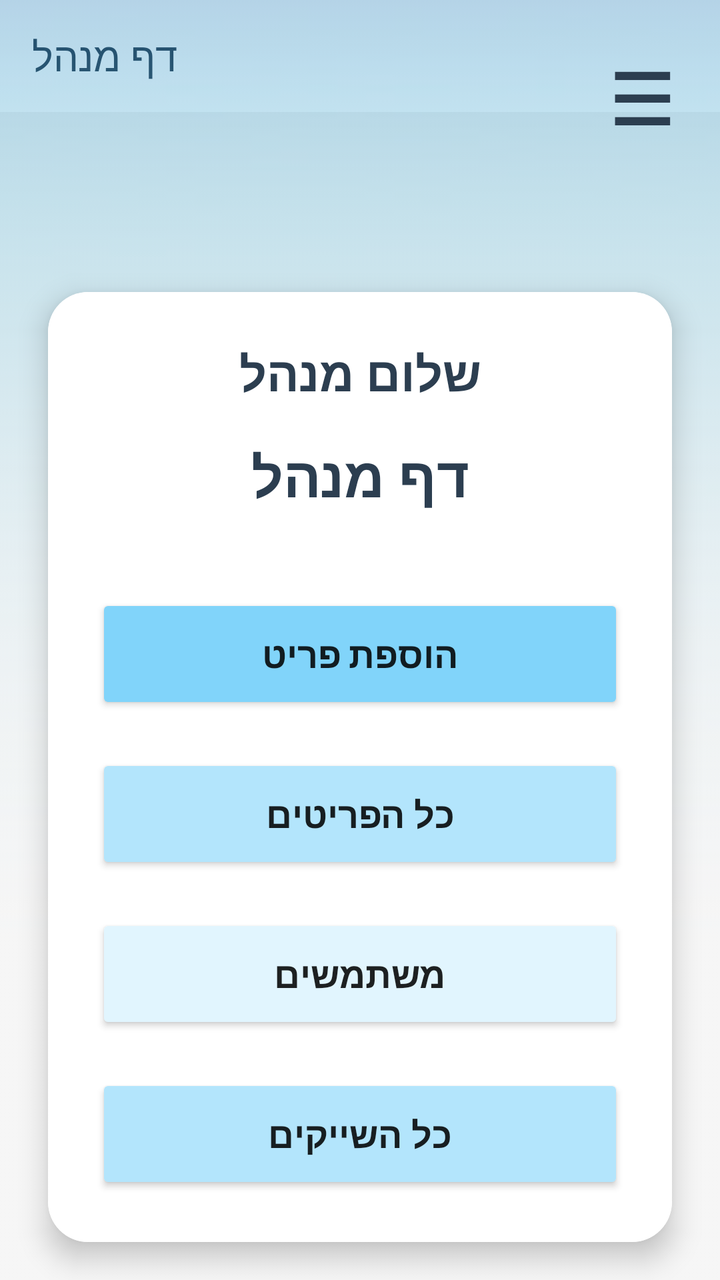
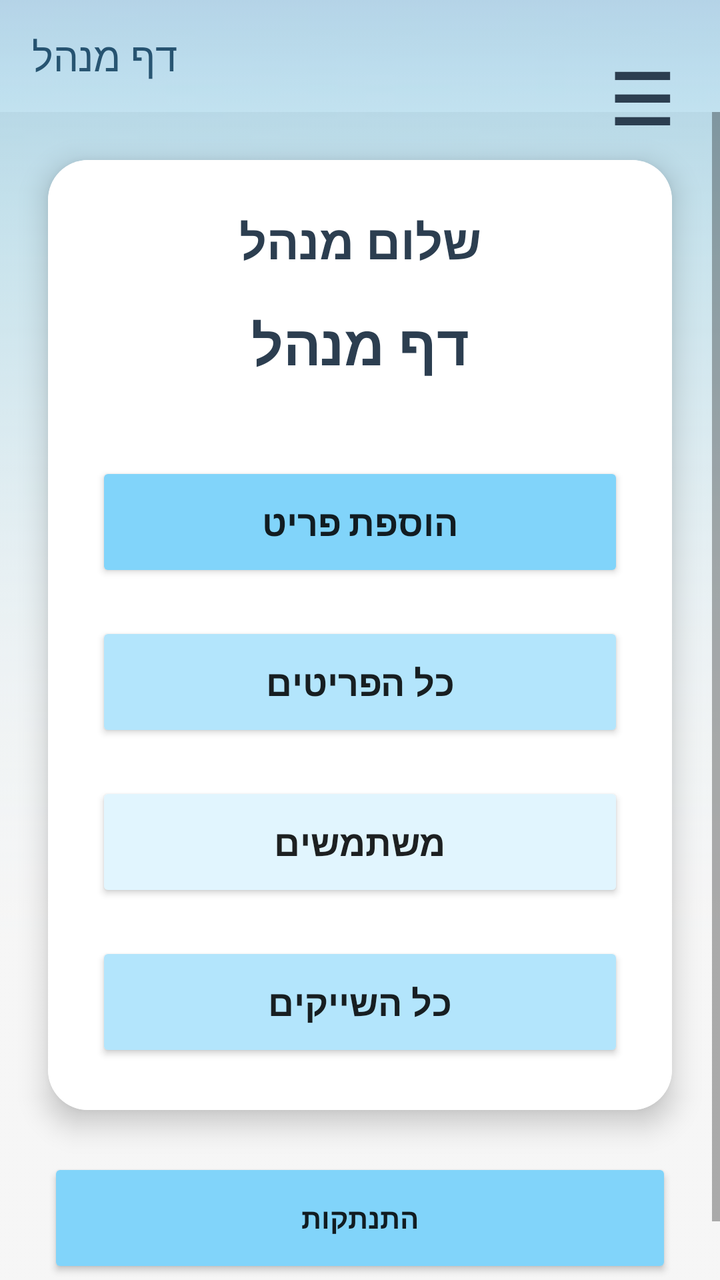

Two renders of the same Android screen: before a commit and after it. Below are the layout's source before the change and the commit's diff.
<!-- AndroidManifest.xml: application theme Theme.MyFinalProject -->
<!-- res/layout/activity_admin_page.xml -->
<?xml version="1.0" encoding="utf-8"?>
<androidx.constraintlayout.widget.ConstraintLayout
    xmlns:android="http://schemas.android.com/apk/res/android"
    xmlns:app="http://schemas.android.com/apk/res-auto"
    xmlns:tools="http://schemas.android.com/tools"
    android:id="@+id/main"
    android:layout_width="match_parent"
    android:layout_height="match_parent"
    android:background="#F2F2F2"
    tools:context=".AdminPage">

    
    <com.google.android.material.appbar.MaterialToolbar
        android:id="@+id/toolbar"
        android:layout_width="0dp"
        android:layout_height="?attr/actionBarSize"
        android:background="#FFFFFF"
        app:title="דף מנהל"
        app:titleTextColor="#2C3E50"
        app:layout_constraintTop_toTopOf="parent"
        app:layout_constraintStart_toStartOf="parent"
        app:layout_constraintEnd_toEndOf="parent"/>

    <ImageView
        android:id="@+id/backgroundImage"
        android:layout_width="match_parent"
        android:layout_height="match_parent"
        android:scaleType="centerCrop"
        android:src="@drawable/backhome1"
        android:alpha="0.3"
        app:layout_constraintTop_toTopOf="parent"
        app:layout_constraintBottom_toBottomOf="parent"
        app:layout_constraintStart_toStartOf="parent"
        app:layout_constraintEnd_toEndOf="parent"/>

    <TextView
        android:id="@+id/btnHamburgerMenu"
        android:layout_width="wrap_content"
        android:layout_height="wrap_content"
        android:layout_margin="16dp"
        android:padding="8dp"
        android:text="☰"
        android:textColor="#2C3E50"
        android:textSize="36sp"
        android:textStyle="bold"
        app:layout_constraintTop_toTopOf="parent"
        app:layout_constraintEnd_toEndOf="parent" />

    <androidx.cardview.widget.CardView
        android:id="@+id/adminPanelCard"
        android:layout_width="match_parent"
        android:layout_height="wrap_content"
        android:layout_marginHorizontal="24dp"
        android:layout_marginTop="90dp"
        app:cardCornerRadius="20dp"
        app:cardElevation="8dp"
        app:layout_constraintTop_toBottomOf="@id/toolbar"
        app:layout_constraintStart_toStartOf="parent"
        app:layout_constraintEnd_toEndOf="parent">

        <LinearLayout
            android:layout_width="match_parent"
            android:layout_height="wrap_content"
            android:orientation="vertical"
            android:padding="24dp"
            android:background="#FFFFFF">

            
            <TextView
                android:id="@+id/tvGreeting"
                android:layout_width="match_parent"
                android:layout_height="wrap_content"
                android:text="שלום מנהל"
                android:textSize="24sp"
                android:textStyle="bold"
                android:textColor="#2C3E50"
                android:gravity="center"
                android:layout_marginBottom="16dp"/>

            <TextView
                android:id="@+id/adminTitle"
                android:layout_width="match_parent"
                android:layout_height="wrap_content"
                android:text="דף מנהל"
                android:textSize="28sp"
                android:textStyle="bold"
                android:gravity="center"
                android:layout_marginBottom="40dp"
                android:textColor="#2C3E50"/>

            
            <Button
                android:id="@+id/btnAddItem"
                android:layout_width="match_parent"
                android:layout_height="60dp"
                android:text="הוספת פריט"
                android:layout_marginBottom="20dp"
                android:textStyle="bold"
                android:textSize="18sp"
                android:backgroundTint="#81D4FA"/>

            <Button
                android:id="@+id/btnItems"
                android:layout_width="match_parent"
                android:layout_height="60dp"
                android:text="כל הפריטים"
                android:layout_marginBottom="20dp"
                android:textStyle="bold"
                android:textSize="18sp"
                android:backgroundTint="#B3E5FC"/>

            <Button
                android:id="@+id/btnUserTable"
                android:layout_width="match_parent"
                android:layout_height="60dp"
                android:text="משתמשים"
                android:layout_marginBottom="20dp"
                android:textStyle="bold"
                android:textSize="18sp"
                android:backgroundTint="#E1F5FE"/>

            <Button
                android:id="@+id/btnAllShakes"
                android:layout_width="match_parent"
                android:layout_height="60dp"
                android:text="כל השייקים"
                android:textStyle="bold"
                android:textSize="18sp"
                android:backgroundTint="#B3E5FC"/>

        </LinearLayout>
    </androidx.cardview.widget.CardView>

    
    <Button
        android:id="@+id/btnLogout"
        android:layout_width="match_parent"
        android:layout_height="60dp"
        android:text="התנתקות"
        android:textStyle="bold"
        android:layout_marginHorizontal="24dp"
        android:layout_marginTop="20dp"
        android:backgroundTint="#81D4FA"
        app:layout_constraintTop_toBottomOf="@id/adminPanelCard"
        app:layout_constraintStart_toStartOf="parent"
        app:layout_constraintEnd_toEndOf="parent"/>

</androidx.constraintlayout.widget.ConstraintLayout>
<!-- resources referenced by this layout -->
<resources>
  <!-- drawable backhome1: jpg bitmap (drawable, 11164 bytes) -->
  <style name="Theme.MyFinalProject" parent="Base.Theme.MyFinalProject" />
  <style name="Base.Theme.MyFinalProject" parent="Theme.AppCompat.DayNight.NoActionBar">
          
          
      </style>
</resources>

<!-- the commit's change to res/layout/activity_admin_page.xml (unified diff, before → after) -->
@@ -9,7 +9,6 @@
     android:background="#F2F2F2"
     tools:context=".AdminPage">
 
-    
     <com.google.android.material.appbar.MaterialToolbar
         android:id="@+id/toolbar"
         android:layout_width="0dp"
@@ -46,15 +45,12 @@
         app:layout_constraintTop_toTopOf="parent"
         app:layout_constraintEnd_toEndOf="parent" />
 
-    <androidx.cardview.widget.CardView
-        android:id="@+id/adminPanelCard"
-        android:layout_width="match_parent"
-        android:layout_height="wrap_content"
-        android:layout_marginHorizontal="24dp"
-        android:layout_marginTop="90dp"
-        app:cardCornerRadius="20dp"
-        app:cardElevation="8dp"
+    <ScrollView
+        android:layout_width="0dp"
+        android:layout_height="0dp"
+        android:fillViewport="true"
         app:layout_constraintTop_toBottomOf="@id/toolbar"
+        app:layout_constraintBottom_toBottomOf="parent"
         app:layout_constraintStart_toStartOf="parent"
         app:layout_constraintEnd_toEndOf="parent">
 
@@ -62,87 +58,99 @@
             android:layout_width="match_parent"
             android:layout_height="wrap_content"
             android:orientation="vertical"
-            android:padding="24dp"
-            android:background="#FFFFFF">
+            android:paddingBottom="32dp">
 
-            
-            <TextView
-                android:id="@+id/tvGreeting"
+            <androidx.cardview.widget.CardView
+                android:id="@+id/adminPanelCard"
                 android:layout_width="match_parent"
                 android:layout_height="wrap_content"
-                android:text="שלום מנהל"
-                android:textSize="24sp"
-                android:textStyle="bold"
-                android:textColor="#2C3E50"
-                android:gravity="center"
-                android:layout_marginBottom="16dp"/>
+                android:layout_marginHorizontal="24dp"
+                android:layout_marginTop="24dp"
+                app:cardCornerRadius="20dp"
+                app:cardElevation="8dp">
 
-            <TextView
-                android:id="@+id/adminTitle"
-                android:layout_width="match_parent"
-                android:layout_height="wrap_content"
-                android:text="דף מנהל"
-                android:textSize="28sp"
-                android:textStyle="bold"
-                android:gravity="center"
-                android:layout_marginBottom="40dp"
-                android:textColor="#2C3E50"/>
+                <LinearLayout
+                    android:layout_width="match_parent"
+                    android:layout_height="wrap_content"
+                    android:orientation="vertical"
+                    android:padding="24dp"
+                    android:background="#FFFFFF">
 
-            
+                    <TextView
+                        android:id="@+id/tvGreeting"
+                        android:layout_width="match_parent"
+                        android:layout_height="wrap_content"
+                        android:text="שלום מנהל"
+                        android:textSize="24sp"
+                        android:textStyle="bold"
+                        android:textColor="#2C3E50"
+                        android:gravity="center"
+                        android:layout_marginBottom="16dp"/>
+
+                    <TextView
+                        android:id="@+id/adminTitle"
+                        android:layout_width="match_parent"
+                        android:layout_height="wrap_content"
+                        android:text="דף מנהל"
+                        android:textSize="28sp"
+                        android:textStyle="bold"
+                        android:gravity="center"
+                        android:layout_marginBottom="40dp"
+                        android:textColor="#2C3E50"/>
+
+                    <Button
+                        android:id="@+id/btnAddItem"
+                        android:layout_width="match_parent"
+                        android:layout_height="60dp"
+                        android:text="הוספת פריט"
+                        android:layout_marginBottom="20dp"
+                        android:textStyle="bold"
+                        android:textSize="18sp"
+                        android:backgroundTint="#81D4FA"/>
+
+                    <Button
+                        android:id="@+id/btnItems"
+                        android:layout_width="match_parent"
+                        android:layout_height="60dp"
+                        android:text="כל הפריטים"
+                        android:layout_marginBottom="20dp"
+                        android:textStyle="bold"
+                        android:textSize="18sp"
+                        android:backgroundTint="#B3E5FC"/>
+
+                    <Button
+                        android:id="@+id/btnUserTable"
+                        android:layout_width="match_parent"
+                        android:layout_height="60dp"
+                        android:text="משתמשים"
+                        android:layout_marginBottom="20dp"
+                        android:textStyle="bold"
+                        android:textSize="18sp"
+                        android:backgroundTint="#E1F5FE"/>
+
+                    <Button
+                        android:id="@+id/btnAllShakes"
+                        android:layout_width="match_parent"
+                        android:layout_height="60dp"
+                        android:text="כל השייקים"
+                        android:textStyle="bold"
+                        android:textSize="18sp"
+                        android:backgroundTint="#B3E5FC"/>
+
+                </LinearLayout>
+            </androidx.cardview.widget.CardView>
+
             <Button
-                android:id="@+id/btnAddItem"
+                android:id="@+id/btnLogout"
                 android:layout_width="match_parent"
                 android:layout_height="60dp"
-                android:text="הוספת פריט"
-                android:layout_marginBottom="20dp"
+                android:text="התנתקות"
                 android:textStyle="bold"
-                android:textSize="18sp"
+                android:layout_marginHorizontal="24dp"
+                android:layout_marginTop="24dp"
                 android:backgroundTint="#81D4FA"/>
 
-            <Button
-                android:id="@+id/btnItems"
-                android:layout_width="match_parent"
-                android:layout_height="60dp"
-                android:text="כל הפריטים"
-                android:layout_marginBottom="20dp"
-                android:textStyle="bold"
-                android:textSize="18sp"
-                android:backgroundTint="#B3E5FC"/>
-
-            <Button
-                android:id="@+id/btnUserTable"
-                android:layout_width="match_parent"
-                android:layout_height="60dp"
-                android:text="משתמשים"
-                android:layout_marginBottom="20dp"
-                android:textStyle="bold"
-                android:textSize="18sp"
-                android:backgroundTint="#E1F5FE"/>
-
-            <Button
-                android:id="@+id/btnAllShakes"
-                android:layout_width="match_parent"
-                android:layout_height="60dp"
-                android:text="כל השייקים"
-                android:textStyle="bold"
-                android:textSize="18sp"
-                android:backgroundTint="#B3E5FC"/>
-
         </LinearLayout>
-    </androidx.cardview.widget.CardView>
-
-    
-    <Button
-        android:id="@+id/btnLogout"
-        android:layout_width="match_parent"
-        android:layout_height="60dp"
-        android:text="התנתקות"
-        android:textStyle="bold"
-        android:layout_marginHorizontal="24dp"
-        android:layout_marginTop="20dp"
-        android:backgroundTint="#81D4FA"
-        app:layout_constraintTop_toBottomOf="@id/adminPanelCard"
-        app:layout_constraintStart_toStartOf="parent"
-        app:layout_constraintEnd_toEndOf="parent"/>
+    </ScrollView>
 
 </androidx.constraintlayout.widget.ConstraintLayout>
